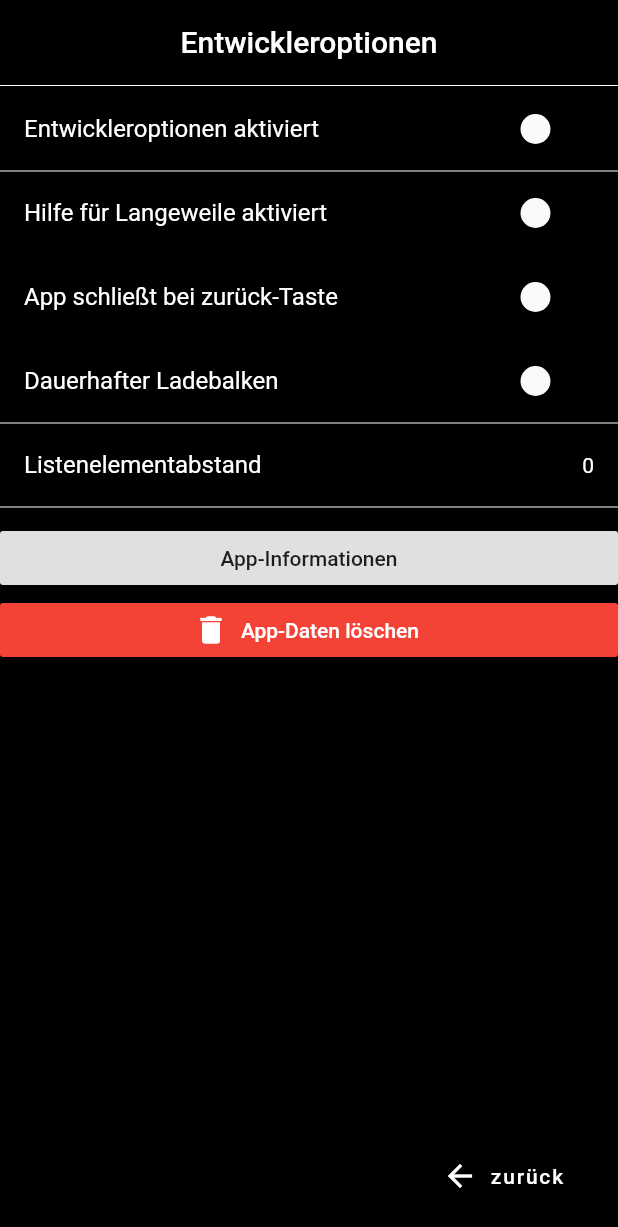
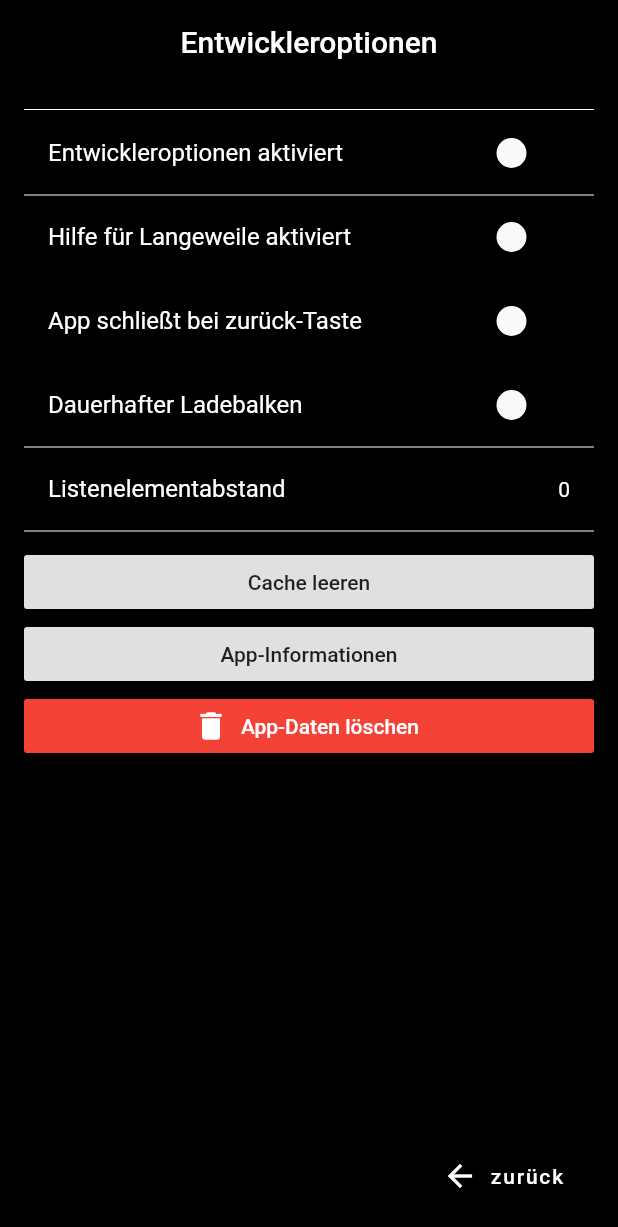
Before and after one commit to Ampless/Amplessimus, a Flutter app: the DevOptionsScreenPage screen opened directly, on a phone screen of 412 x 824 dp. Shown: the top 1227 px of the screen. Run offline on Flutter 3.47's test engine with Material 2 defaults, Android fonts, the phone set to English and light mode, and no system bars; our stand-ins replace flare_flutter, flutter_spinkit, material_design_icons_flutter, shared_preferences; accounts and stored records are empty.

Commit message:
general update

```diff
--- a/amplissimus/lib/dev_options/dev_options.dart
+++ b/amplissimus/lib/dev_options/dev_options.dart
@@ -64,7 +64,10 @@ class DevOptionsScreenPageState extends State<DevOptionsScreenPage> with SingleT
           backgroundColor: Colors.transparent,
           elevation: 0,
         ),
-        body: Center(
+        body: Container(
+          color: AmpColors.colorBackground,
+          margin: EdgeInsets.all(16),
+          child: Center(
             child: ListView(
               children: <Widget>[
                 Divider(color: AmpColors.colorForeground, height: Prefs.subListItemSpace.toDouble()+2,),
@@ -110,7 +113,13 @@ class DevOptionsScreenPageState extends State<DevOptionsScreenPage> with SingleT
                   },
                 ),
                 Divider(color: AmpColors.colorForeground, height: Prefs.subListItemSpace.toDouble(),),
-              Divider(color: AmpColors.colorBackground, height: 10),
+                Divider(color: Colors.transparent, height: 10),
+                RaisedButton(
+                  child: Text('Cache leeren'),
+                  onPressed: () {
+                    Prefs.clearCache();
+                  }
+                ),
                 RaisedButton(
                   child: Text('App-Informationen'),
                   onPressed: () {
@@ -160,7 +169,9 @@ class DevOptionsScreenPageState extends State<DevOptionsScreenPage> with SingleT
               ],
             ),
           ),
+        ),
         floatingActionButton: FloatingActionButton.extended(
+          elevation: 0,
           backgroundColor: AmpColors.colorBackground,
           splashColor: AmpColors.colorForeground,
           onPressed: () {
--- a/amplissimus/lib/main.dart
+++ b/amplissimus/lib/main.dart
@@ -1,5 +1,4 @@
 import 'dart:async';
-import 'dart:convert';
 import 'dart:ui';
 
 import 'package:amplissimus/animations.dart';
```
Lines whose indentation alone changed are shown as unchanged.
